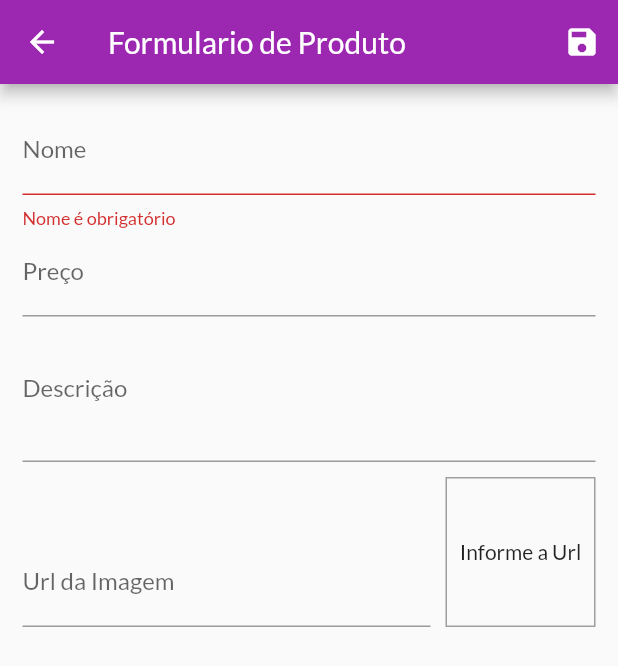
After one commit to diasGustaavo/ShopApp, a Flutter app: the ProductFormPage screen opened by its route, after a tap on the "save" icon, on a phone screen of 412 x 824 dp. The commit adds this screen. Shown: the top 666 px of the screen. Run offline on Flutter 3.47's test engine with Material 2 defaults, Android fonts, the phone set to English and light mode, and no system bars; network calls fail.

Commit message:
2.0 - Manage Products

```diff
--- a/lib/components/product_grid.dart
+++ b/lib/components/product_grid.dart
@@ -1,6 +1,6 @@
 import 'package:flutter/material.dart';
 import 'package:provider/provider.dart';
-import 'package:shop/components/product_item.dart';
+import 'package:shop/components/product_grid_item.dart';
 
 import '../models/product.dart';
 import '../models/product_list.dart';
@@ -24,7 +24,7 @@ class ProductGrid extends StatelessWidget {
       ),
       itemBuilder: (context, index) => ChangeNotifierProvider.value(
         value: loadedProducts[index],
-        child: ProductItem(),
+        child: ProductGridItem(),
       ),
     );
   }
--- a/lib/main.dart
+++ b/lib/main.dart
@@ -5,6 +5,8 @@ import 'package:shop/models/product_list.dart';
 import 'package:shop/pages/cart_page.dart';
 import 'package:shop/pages/orders_page.dart';
 import 'package:shop/pages/product_detail_page.dart';
+import 'package:shop/pages/product_form_page.dart';
+import 'package:shop/pages/products_page.dart';
 import 'package:shop/pages/products_overview_page.dart';
 import 'package:shop/utils/app_routes.dart';
 
@@ -47,6 +49,8 @@ class MyApp extends StatelessWidget {
           AppRoutes.PRODUCT_DETAIL: (context) => ProductDetailPage(),
           AppRoutes.CART: (context) => CartPage(),
           AppRoutes.ORDERS: (context) => OrdersPage(),
+          AppRoutes.PRODUCTS: (context) => ProductsPage(),
+          AppRoutes.PRODUCTS_FORM: (context) => ProductFormPage(),
         },
       ),
     );
--- /dev/null
+++ b/lib/pages/product_form_page.dart
@@ -0,0 +1,221 @@
+import 'dart:math';
+
+import 'package:flutter/material.dart';
+import 'package:provider/provider.dart';
+import 'package:shop/models/product.dart';
+
+import '../models/product_list.dart';
+
+class ProductFormPage extends StatefulWidget {
+  const ProductFormPage({Key? key}) : super(key: key);
+
+  @override
+  State<ProductFormPage> createState() => _ProductFormPageState();
+}
+
+class _ProductFormPageState extends State<ProductFormPage> {
+  final _priceFocus = FocusNode();
+  final _descriptionFocus = FocusNode();
+  final _imageUrlFocus = FocusNode();
+  final _imageUrlController = TextEditingController();
+
+  final _formKey = GlobalKey<FormState>();
+  final _formData = Map<String, Object>();
+
+  @override
+  void dispose() {
+    // TODO: implement dispose
+    super.dispose();
+    _priceFocus.dispose();
+    _descriptionFocus.dispose();
+    _imageUrlFocus.dispose();
+    _imageUrlFocus.removeListener(updateImage);
+  }
+
+  @override
+  void initState() {
+    // TODO: implement initState
+    super.initState();
+    _imageUrlFocus.addListener(updateImage);
+  }
+
+  @override
+  void didChangeDependencies() {
+    // TODO: implement didChangeDependencies
+    super.didChangeDependencies();
+    if (_formData.isEmpty) {
+      final arg = ModalRoute.of(context)?.settings.arguments;
+      if (arg != null) {
+        final product = arg as Product;
+        _formData['id'] = product.id;
+        _formData['name'] = product.name;
+        _formData['price'] = product.price;
+        _formData['description'] = product.description;
+        _formData['imageUrl'] = product.imageUrl;
+        _imageUrlController.text = product.imageUrl;
+      }
+    }
+  }
+
+  void _submitForm() {
+    final isValid = _formKey.currentState?.validate() ?? false;
+
+    if (!isValid) {
+      return;
+    }
+
+    _formKey.currentState?.save();
+
+    Provider.of<ProductList>(
+      context,
+      listen: false,
+    ).saveProduct(_formData);
+    Navigator.of(context).pop();
+  }
+
+  void updateImage() {
+    setState(() {});
+  }
+
+  bool isValidImageUrl(String url) {
+    bool isValidUrl = Uri.tryParse(url)?.hasAbsolutePath ?? false;
+    bool endsWithFile = url.toLowerCase().endsWith('.png') ||
+        url.toLowerCase().endsWith('.jpg') ||
+        url.toLowerCase().endsWith('.jpeg');
+    return isValidUrl && endsWithFile;
+  }
+
+  @override
+  Widget build(BuildContext context) {
+    return Scaffold(
+      appBar: AppBar(
+        title: Text('Formulario de Produto'),
+        actions: [
+          IconButton(
+            onPressed: _submitForm,
+            icon: Icon(Icons.save),
+          ),
+        ],
+      ),
+      body: Padding(
+        padding: const EdgeInsets.all(15),
+        child: Form(
+          key: _formKey,
+          child: ListView(
+            children: [
+              TextFormField(
+                initialValue: _formData['name']?.toString(),
+                decoration: InputDecoration(labelText: 'Nome'),
+                textInputAction: TextInputAction.next,
+                onFieldSubmitted: (_) {
+                  FocusScope.of(context).requestFocus(_priceFocus);
+                },
+                onSaved: (name) => _formData['name'] = name ?? '',
+                validator: (_name) {
+                  final name = _name ?? '';
+
+                  if (name.trim().isEmpty) {
+                    return 'Nome é obrigatório';
+                  }
+                  if (name.trim().length < 3) {
+                    return 'Nome precisa de no mínimo 3 letras';
+                  }
+                  return null;
+                },
+              ),
+              TextFormField(
+                initialValue: _formData['price']?.toString(),
+                decoration: InputDecoration(labelText: 'Preço'),
+                textInputAction: TextInputAction.next,
+                focusNode: _priceFocus,
+                keyboardType: TextInputType.numberWithOptions(
+                  decimal: true,
+                ),
+                onFieldSubmitted: (_) {
+                  FocusScope.of(context).requestFocus(_descriptionFocus);
+                },
+                onSaved: (price) =>
+                    _formData['price'] = double.parse(price ?? ''),
+                validator: (_price) {
+                  final priceString = _price ?? '-1';
+                  final price = double.parse(priceString) ?? -1;
+                  if (price <= 0) {
+                    return 'Informe um preço válido';
+                  }
+                  return null;
+                },
+              ),
+              TextFormField(
+                initialValue: _formData['description']?.toString(),
+                decoration: InputDecoration(labelText: 'Descrição'),
+                textInputAction: TextInputAction.next,
+                focusNode: _descriptionFocus,
+                keyboardType: TextInputType.multiline,
+                maxLines: 3,
+                onSaved: (description) =>
+                    _formData['description'] = description ?? '',
+                validator: (_description) {
+                  final description = _description ?? '';
+
+                  if (description.trim().isEmpty) {
+                    return 'Descrição é obrigatório';
+                  }
+                  if (description.trim().length < 10) {
+                    return 'Descrição precisa de no mínimo 10 letras';
+                  }
+                  return null;
+                },
+              ),
+              Row(
+                crossAxisAlignment: CrossAxisAlignment.end,
+                children: [
+                  Expanded(
+                    child: TextFormField(
+                      decoration: InputDecoration(labelText: 'Url da Imagem'),
+                      focusNode: _imageUrlFocus,
+                      keyboardType: TextInputType.url,
+                      textInputAction: TextInputAction.done,
+                      controller: _imageUrlController,
+                      onFieldSubmitted: (_) => _submitForm(),
+                      validator: (_imageUrl) {
+                        final imageUrl = _imageUrl ?? '';
+                        if (!isValidImageUrl(imageUrl)) {
+                          return 'Informe uma Url válida';
+                        }
+
+                        return null;
+                      },
+                      onSaved: (imageUrl) =>
+                          _formData['imageUrl'] = imageUrl ?? '',
+                    ),
+                  ),
+                  Container(
+                    height: 100,
+                    width: 100,
+                    margin: const EdgeInsets.only(
+                      top: 10,
+                      left: 10,
+                    ),
+                    decoration: BoxDecoration(
+                      border: Border.all(
+                        color: Colors.grey,
+                        width: 1,
+                      ),
+                    ),
+                    alignment: Alignment.center,
+                    child: _imageUrlController.text.isEmpty
+                        ? Text('Informe a Url')
+                        : FittedBox(
+                            child: Image.network(_imageUrlController.text),
+                            fit: BoxFit.cover,
+                          ),
+                  ),
+                ],
+              ),
+            ],
+          ),
+        ),
+      ),
+    );
+  }
+}
--- a/lib/utils/app_routes.dart
+++ b/lib/utils/app_routes.dart
@@ -3,4 +3,6 @@ class AppRoutes {
   static const CART = '/cart';
   static const HOME = '/';
   static const ORDERS = '/orders';
+  static const PRODUCTS = '/products';
+  static const PRODUCTS_FORM = '/products-form';
 }
```
Also changed, not shown: lib/components/app_drawer.dart (+10 -0 lines), lib/components/cart_item.dart (+23 -0 lines), lib/components/product_grid_item.dart (added, +65 -0 lines), lib/components/product_item.dart (+51 -27 lines), lib/models/cart.dart (+22 -0 lines), lib/models/product_list.dart (+40 -0 lines), lib/pages/products_page.dart (added, +42 -0 lines).
